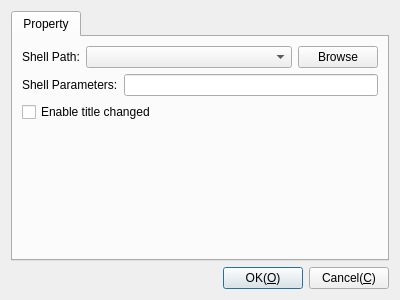
The window that Plugins/Terminal/DlgSettingsTerminal.ui (KangLin/RabbitRemoteControl) describes before a commit, drawn with Qt 5.
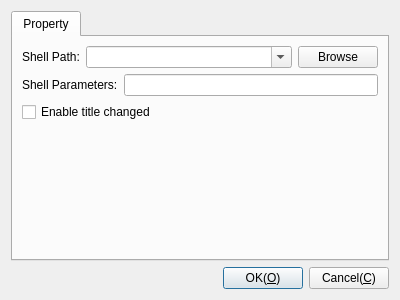
The same window after the commit.

```diff
--- a/Plugins/Terminal/DlgSettingsTerminal.ui
+++ b/Plugins/Terminal/DlgSettingsTerminal.ui
@@ -73,7 +73,7 @@
             </sizepolicy>
            </property>
            <property name="editable">
-            <bool>false</bool>
+            <bool>true</bool>
            </property>
           </widget>
          </item>
```
